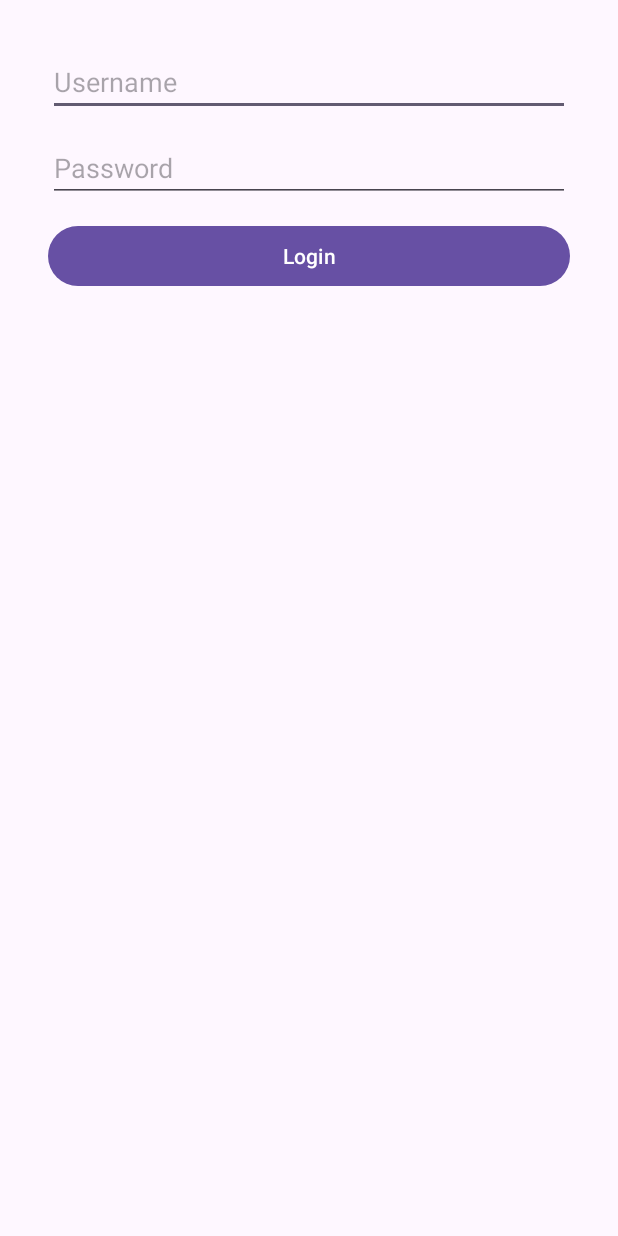
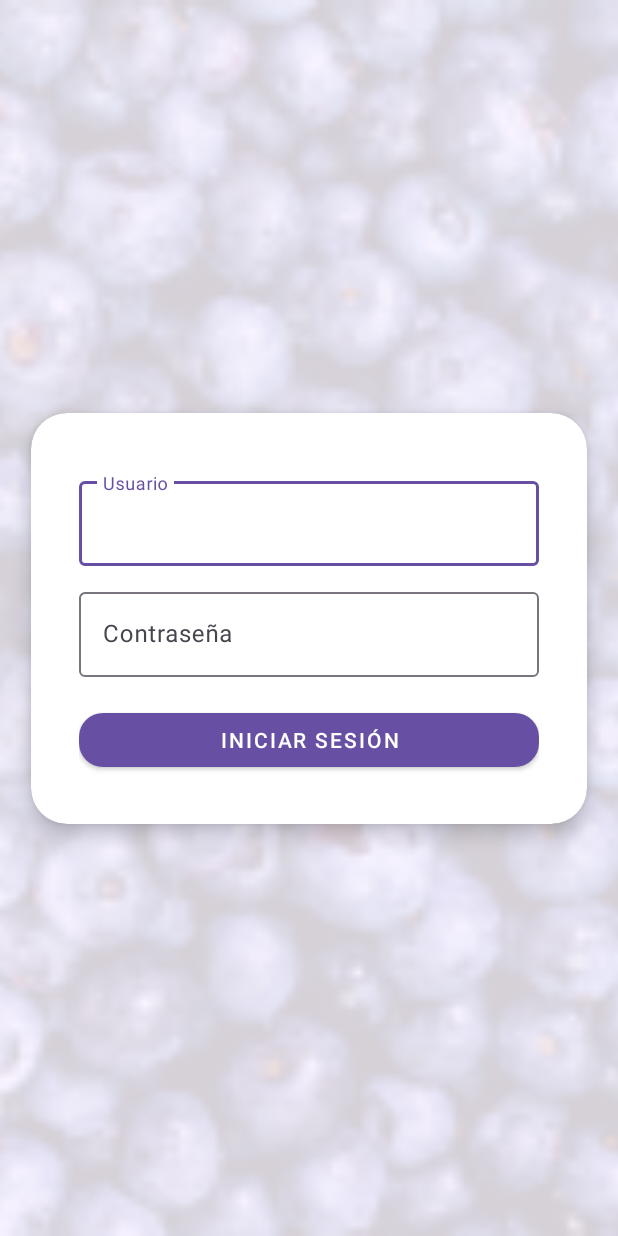
Before and after one commit to arbitus/androidvandrsevices, an Android app: the layout activity_login.xml on its own in the app's theme, with its tools: preview values and no code run, on a phone screen of 412 x 824 dp. Run offline under Robolectric (Android 15) with nearby library versions, the phone set to English and light mode, and no system bars.

Commit message:
update login activity

```diff
--- a/app/build.gradle.kts
+++ b/app/build.gradle.kts
@@ -19,7 +19,7 @@ android {
 
         testInstrumentationRunner = "androidx.test.runner.AndroidJUnitRunner"
 
-        buildConfigField("String", "API_URL", "\"http://10.0.2.2:8000/\"")
+        buildConfigField("String", "API_URL", "\"https://vandservices-af6ea8b693af.herokuapp.com/\"")
     }
     buildFeatures {
         buildConfig = true
--- a/app/src/main/java/com/example/vandrservices/ui/login/LoginActivity.kt
+++ b/app/src/main/java/com/example/vandrservices/ui/login/LoginActivity.kt
@@ -78,6 +78,7 @@ class LoginActivity : AppCompatActivity() {
                     goToMain()
                 } else {
                     if (user.token != "") {
+                        Log.d("LoginActivity", "To Main with no Login")
                         goToMain()
                     }
                     Log.d("LoginActivity", "Login failed")
--- a/app/src/main/res/layout/activity_login.xml
+++ b/app/src/main/res/layout/activity_login.xml
@@ -1,48 +1,126 @@
 <?xml version="1.0" encoding="utf-8"?>
-<LinearLayout xmlns:android="http://schemas.android.com/apk/res/android"
+<androidx.constraintlayout.widget.ConstraintLayout
+    xmlns:android="http://schemas.android.com/apk/res/android"
+    xmlns:app="http://schemas.android.com/apk/res-auto"
+    android:layout_width="match_parent"
+    android:layout_height="match_parent">
+
+    <!-- Background Image (blurred style recommended) -->
+    <ImageView
+        android:id="@+id/bgImage"
         android:layout_width="match_parent"
         android:layout_height="match_parent"
-    android:orientation="vertical"
-    android:padding="32dp"
-    android:gravity="center_horizontal">
+        android:src="@mipmap/ic_form"
+        android:scaleType="centerCrop"
+        android:alpha="0.16"
+        android:contentDescription="@null"
+        app:layout_constraintTop_toTopOf="parent"
+        app:layout_constraintBottom_toBottomOf="parent"/>
 
+    <!-- Card with login fields -->
+    <androidx.cardview.widget.CardView
+        android:id="@+id/loginCard"
+        android:layout_width="0dp"
+        android:layout_height="wrap_content"
+        android:layout_marginStart="32dp"
+        android:layout_marginEnd="32dp"
+        android:layout_marginTop="0dp"
+        android:layout_marginBottom="0dp"
+        android:elevation="10dp"
+        app:cardCornerRadius="24dp"
+        app:cardElevation="8dp"
+        app:layout_constraintWidth_percent="0.90"
+        app:layout_constraintTop_toTopOf="parent"
+        app:layout_constraintBottom_toBottomOf="parent"
+        app:layout_constraintStart_toStartOf="parent"
+        app:layout_constraintEnd_toEndOf="parent">
+
+        <androidx.constraintlayout.widget.ConstraintLayout
+            android:layout_width="match_parent"
+            android:layout_height="wrap_content"
+            android:padding="32dp">
+
+            <!-- ProgressBar, centered -->
             <ProgressBar
                 android:id="@+id/progressBarLogin"
                 style="@android:style/Widget.DeviceDefault.Light.ProgressBar.Large"
                 android:layout_width="wrap_content"
                 android:layout_height="wrap_content"
                 android:visibility="gone"
-        android:layout_gravity="center_horizontal"
-        android:layout_marginBottom="32dp"/>
+                app:layout_constraintTop_toTopOf="parent"
+                app:layout_constraintStart_toStartOf="parent"
+                app:layout_constraintEnd_toEndOf="parent"
+                android:layout_marginBottom="24dp"/>
 
-    <EditText
+            <!-- Username Field -->
+            <com.google.android.material.textfield.TextInputLayout
+                android:id="@+id/usernameInputLayout"
+                android:layout_width="0dp"
+                android:layout_height="wrap_content"
+                android:hint="Usuario"
+                app:layout_constraintTop_toBottomOf="@+id/progressBarLogin"
+                app:layout_constraintStart_toStartOf="parent"
+                app:layout_constraintEnd_toEndOf="parent"
+                android:layout_marginTop="8dp">
+
+                <com.google.android.material.textfield.TextInputEditText
                     android:id="@+id/editTextUsername"
                     android:layout_width="match_parent"
                     android:layout_height="wrap_content"
-        android:hint="Username"
                     android:inputType="text"
-        android:layout_marginBottom="12dp"/>
+                    android:maxLines="1"/>
+            </com.google.android.material.textfield.TextInputLayout>
 
-    <EditText
+            <!-- Password Field -->
+            <com.google.android.material.textfield.TextInputLayout
+                android:id="@+id/passwordInputLayout"
+                android:layout_width="0dp"
+                android:layout_height="wrap_content"
+                android:hint="Contraseña"
+                app:passwordToggleEnabled="true"
+                app:endIconMode="password_toggle"
+                app:layout_constraintTop_toBottomOf="@id/usernameInputLayout"
+                app:layout_constraintStart_toStartOf="parent"
+                app:layout_constraintEnd_toEndOf="parent"
+                android:layout_marginTop="12dp">
+
+                <com.google.android.material.textfield.TextInputEditText
                     android:id="@+id/editTextPassword"
                     android:layout_width="match_parent"
                     android:layout_height="wrap_content"
-        android:hint="Password"
                     android:inputType="textPassword"
-        android:layout_marginBottom="12dp"/>
+                    android:maxLines="1"/>
+            </com.google.android.material.textfield.TextInputLayout>
 
-    <Button
-        android:id="@+id/buttonLogin"
-        android:layout_width="match_parent"
-        android:layout_height="wrap_content"
-        android:text="Login"
-        android:layout_marginBottom="12dp"/>
-
+            <!-- Error Text -->
             <TextView
                 android:id="@+id/textViewError"
-        android:layout_width="match_parent"
+                android:layout_width="0dp"
                 android:layout_height="wrap_content"
                 android:textColor="@android:color/holo_red_dark"
                 android:visibility="gone"
-        android:text=""/>
-</LinearLayout>
+                android:text=""
+                android:textSize="14sp"
+                android:gravity="center"
+                app:layout_constraintTop_toBottomOf="@id/passwordInputLayout"
+                app:layout_constraintStart_toStartOf="parent"
+                app:layout_constraintEnd_toEndOf="parent"
+                android:layout_marginTop="8dp"/>
+
+            <!-- Login Button -->
+            <com.google.android.material.button.MaterialButton
+                android:id="@+id/buttonLogin"
+                android:layout_width="0dp"
+                android:layout_height="wrap_content"
+                android:text="Iniciar Sesión"
+                style="@style/Widget.MaterialComponents.Button"
+                app:cornerRadius="16dp"
+                app:layout_constraintTop_toBottomOf="@id/textViewError"
+                app:layout_constraintStart_toStartOf="parent"
+                app:layout_constraintEnd_toEndOf="parent"
+                android:layout_marginTop="18dp"/>
+
+        </androidx.constraintlayout.widget.ConstraintLayout>
+    </androidx.cardview.widget.CardView>
+
+</androidx.constraintlayout.widget.ConstraintLayout>
```
Lines whose indentation alone changed are shown as unchanged.
